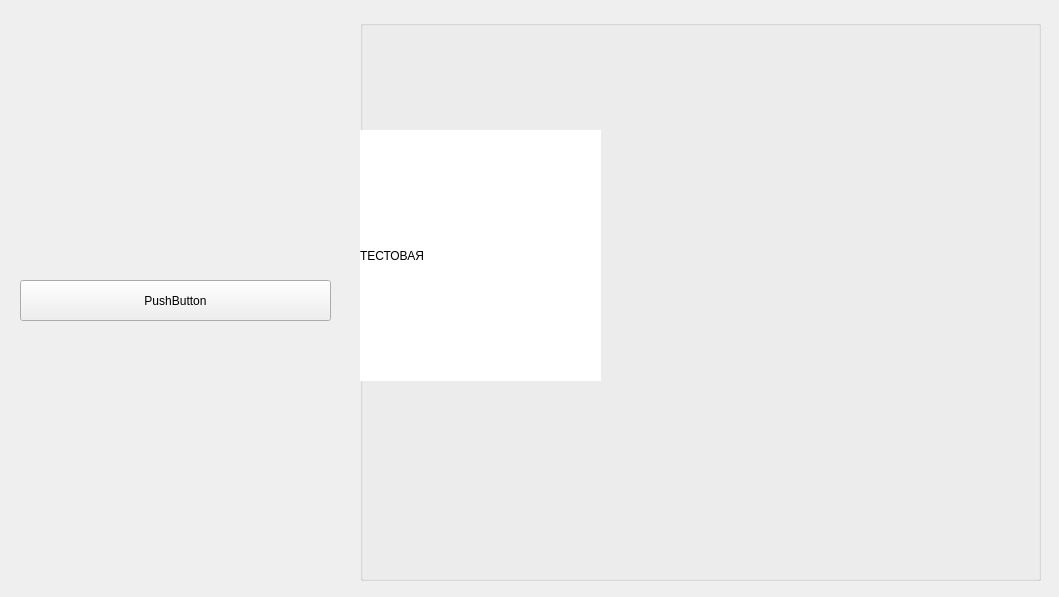
First picture: the form in python3/test.ui, repository GavriilSleptsov/ansible, before the edit.
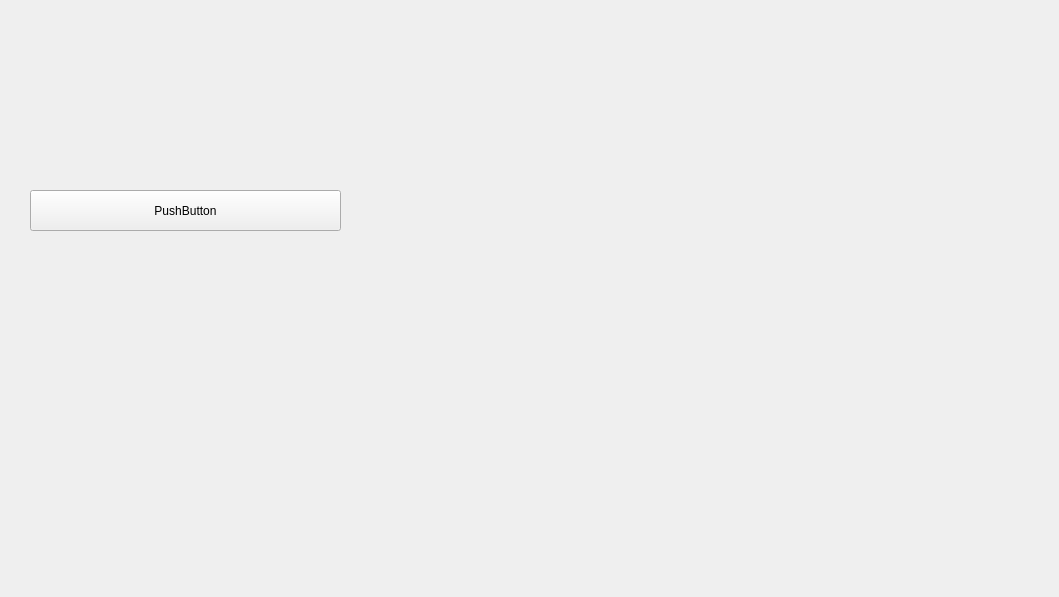
Second picture: the form after the edit. Icons and pictures are not drawn.

The edit to the form file:
```diff
--- a/python3/test.ui
+++ b/python3/test.ui
@@ -83,8 +83,8 @@
    <widget class="QPushButton" name="pushButton">
     <property name="geometry">
      <rect>
-      <x>20</x>
-      <y>280</y>
+      <x>30</x>
+      <y>190</y>
       <width>311</width>
       <height>41</height>
      </rect>
@@ -93,7 +93,7 @@
      <string>PushButton</string>
     </property>
    </widget>
-   <widget class="QGroupBox" name="groupBox">
+   <widget class="QScrollArea" name="scrollArea">
     <property name="geometry">
      <rect>
       <x>360</x>
@@ -102,24 +102,27 @@
       <height>561</height>
      </rect>
     </property>
-    <property name="title">
-     <string/>
+    <property name="toolTipDuration">
+     <number>-1</number>
     </property>
-    <widget class="QLabel" name="label">
+    <property name="frameShape">
+     <enum>QFrame::NoFrame</enum>
+    </property>
+    <property name="frameShadow">
+     <enum>QFrame::Plain</enum>
+    </property>
+    <property name="widgetResizable">
+     <bool>true</bool>
+    </property>
+    <widget class="QWidget" name="scrollAreaWidgetContents">
      <property name="geometry">
       <rect>
        <x>0</x>
-       <y>110</y>
-       <width>241</width>
-       <height>251</height>
+       <y>0</y>
+       <width>681</width>
+       <height>561</height>
       </rect>
      </property>
-     <property name="styleSheet">
-      <string notr="true">background: rgb(255,255,255)</string>
-     </property>
-     <property name="text">
-      <string>ТЕСТОВАЯ</string>
-     </property>
     </widget>
    </widget>
    <zorder>MainBackground</zorder>
```
Left out of the diff: 2 changed lines with no effect on the pictures.
